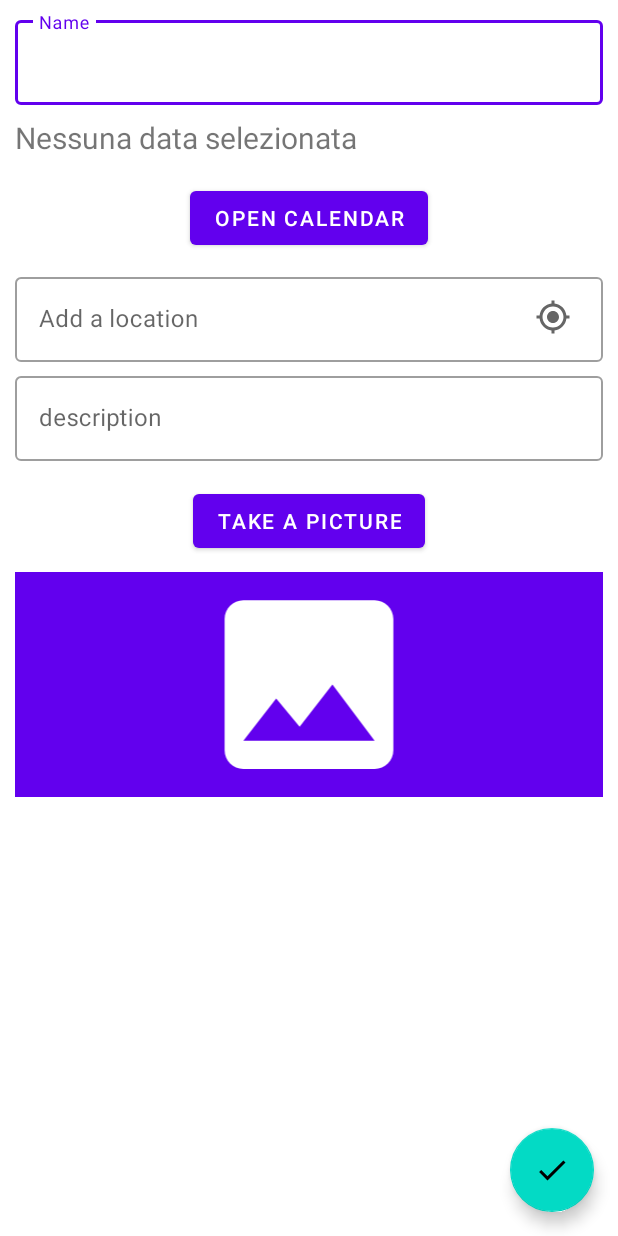
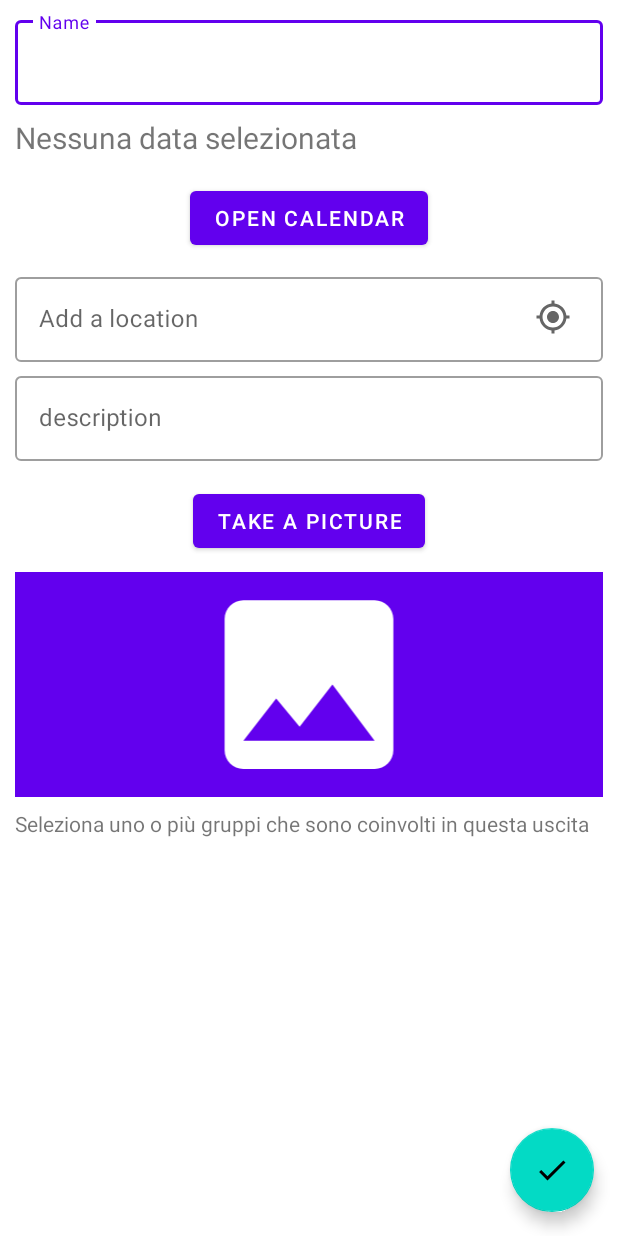
Before and after one commit to Sofy24/RendezVous, an Android app: the NewTakeOut screen opened directly, with no data from a screen before it, on a phone screen of 412 x 824 dp. Run offline under Robolectric (Android 15) with nearby library versions, the phone set to English and light mode, and no system bars; our stand-ins replace Room's generated code; 1 statement that could not run was skipped.

Commit message:
Arranged the add_take_out layout

```diff
--- a/app/src/main/res/layout/add_take_out.xml
+++ b/app/src/main/res/layout/add_take_out.xml
@@ -1,7 +1,6 @@
 <?xml version="1.0" encoding="utf-8"?>
 <androidx.coordinatorlayout.widget.CoordinatorLayout xmlns:android="http://schemas.android.com/apk/res/android"
     xmlns:app="http://schemas.android.com/apk/res-auto"
-    xmlns:tools="http://schemas.android.com/tools"
     android:layout_width="match_parent"
     android:layout_height="match_parent">
 
@@ -149,20 +148,33 @@
                 app:layout_constraintTop_toBottomOf="@id/capture_button"
                 android:contentDescription="@string/image_captured" />
 
+            <TextView
+                android:id="@+id/group_label"
+                android:layout_width="match_parent"
+                android:layout_height="wrap_content"
+                android:descendantFocusability="blocksDescendants"
+                android:focusableInTouchMode="false"
+                android:text="@string/selected_circle"
+                android:layout_marginStart="10dp"
+                android:layout_marginTop="8dp"
+                android:layout_marginEnd="10dp"
+                app:layout_constraintEnd_toEndOf="parent"
+                app:layout_constraintStart_toStartOf="parent"
+                app:layout_constraintTop_toBottomOf="@+id/picture_displayed_imageview" />
 
     <ScrollView
         android:id="@+id/circle_checkbox"
-                android:layout_width="393dp"
-                android:layout_height="194dp"
+        android:layout_width="match_parent"
+        android:layout_height="149dp"
         android:layout_marginStart="10dp"
         android:layout_marginTop="24dp"
         android:layout_marginEnd="10dp"
         android:contentDescription="@string/container_for_group_circles"
-                app:layout_constraintBottom_toBottomOf="parent"
         app:layout_constraintEnd_toEndOf="parent"
         app:layout_constraintHorizontal_bias="0.0"
         app:layout_constraintStart_toStartOf="parent"
-                app:layout_constraintTop_toBottomOf="@+id/picture_displayed_imageview"
+        app:layout_constraintBottom_toBottomOf="parent"
+        app:layout_constraintTop_toBottomOf="@id/group_label"
         app:layout_constraintVertical_bias="0.0">
 
         <LinearLayout
--- a/app/src/main/res/values/strings.xml
+++ b/app/src/main/res/values/strings.xml
@@ -34,4 +34,5 @@
     <string name="compiled_user_page">Compiled User Page</string>
     <string name="container_for_group_circles">Container for group circles</string>
     <string name="click_to_change_avatar_image">Click to change avatar image</string>
+    <string name="selected_circle">Seleziona uno o più gruppi che sono coinvolti in questa uscita</string>
 </resources>
```
Lines whose indentation alone changed are shown as unchanged.
